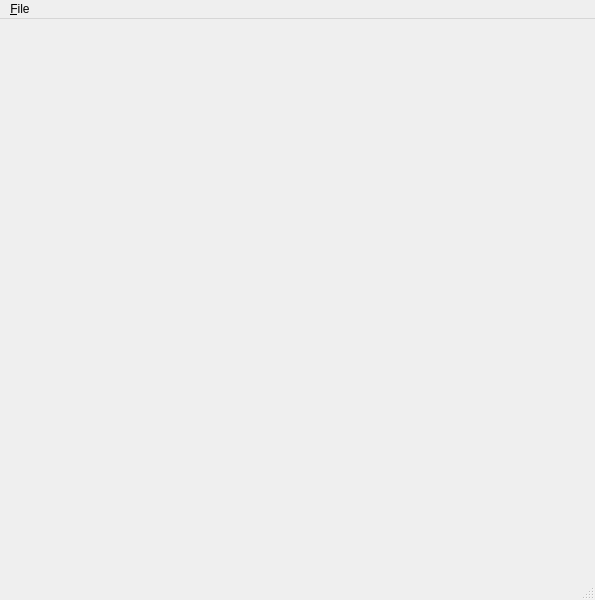
First picture: the form in UI_wsprstats.ui, repository tominthewallowas/WSPR-stats, before the edit.
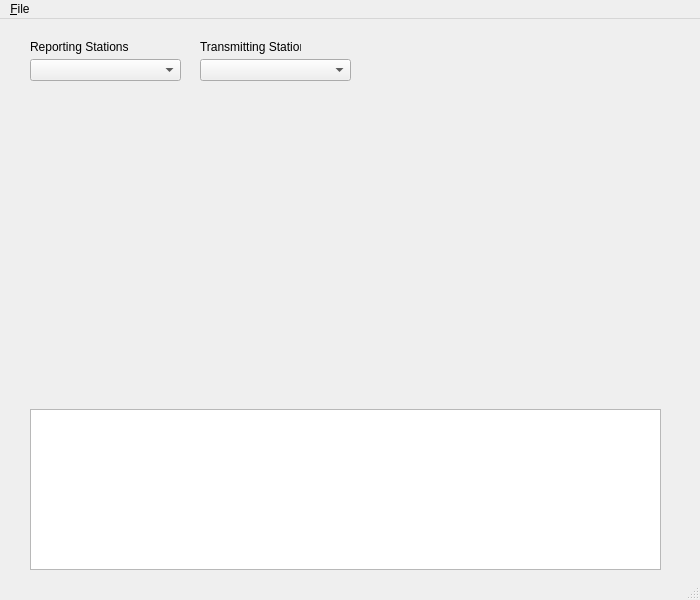
Second picture: the form after the edit.

Commit message: Added combo boxes to choose either the transmitter call sign or the receiver call sign.  At this point I will branch after this commit once I have figured out what I really want to do with this.  Up to this point this project has been mostly figuring out how PyQt5 works.

The edit to the form file:
```diff
--- a/UI_wsprstats.ui
+++ b/UI_wsprstats.ui
@@ -6,20 +6,98 @@
    <rect>
     <x>0</x>
     <y>0</y>
-    <width>595</width>
+    <width>700</width>
     <height>600</height>
    </rect>
   </property>
   <property name="windowTitle">
    <string>MainWindow</string>
   </property>
-  <widget class="QWidget" name="centralwidget"/>
+  <widget class="QWidget" name="centralwidget">
+   <widget class="QTableView" name="tblStats">
+    <property name="geometry">
+     <rect>
+      <x>30</x>
+      <y>390</y>
+      <width>631</width>
+      <height>161</height>
+     </rect>
+    </property>
+    <attribute name="horizontalHeaderDefaultSectionSize">
+     <number>65</number>
+    </attribute>
+   </widget>
+   <widget class="QComboBox" name="cmbReporters">
+    <property name="geometry">
+     <rect>
+      <x>30</x>
+      <y>40</y>
+      <width>151</width>
+      <height>22</height>
+     </rect>
+    </property>
+   </widget>
+   <widget class="QComboBox" name="cmbXmits">
+    <property name="geometry">
+     <rect>
+      <x>200</x>
+      <y>40</y>
+      <width>151</width>
+      <height>22</height>
+     </rect>
+    </property>
+   </widget>
+   <widget class="QLabel" name="label">
+    <property name="geometry">
+     <rect>
+      <x>30</x>
+      <y>20</y>
+      <width>101</width>
+      <height>16</height>
+     </rect>
+    </property>
+    <property name="text">
+     <string>Reporting Stations</string>
+    </property>
+   </widget>
+   <widget class="QLabel" name="label_2">
+    <property name="geometry">
+     <rect>
+      <x>200</x>
+      <y>20</y>
+      <width>101</width>
+      <height>16</height>
+     </rect>
+    </property>
+    <property name="text">
+     <string>Transmitting Stations</string>
+    </property>
+   </widget>
+   <widget class="QLabel" name="lblCallsignFacts">
+    <property name="geometry">
+     <rect>
+      <x>30</x>
+      <y>345</y>
+      <width>391</width>
+      <height>31</height>
+     </rect>
+    </property>
+    <property name="font">
+     <font>
+      <pointsize>12</pointsize>
+     </font>
+    </property>
+    <property name="text">
+     <string/>
+    </property>
+   </widget>
+  </widget>
   <widget class="QMenuBar" name="menubar">
    <property name="geometry">
     <rect>
      <x>0</x>
      <y>0</y>
-     <width>595</width>
+     <width>700</width>
      <height>21</height>
     </rect>
    </property>
```
The commit also changes 7 other files.
